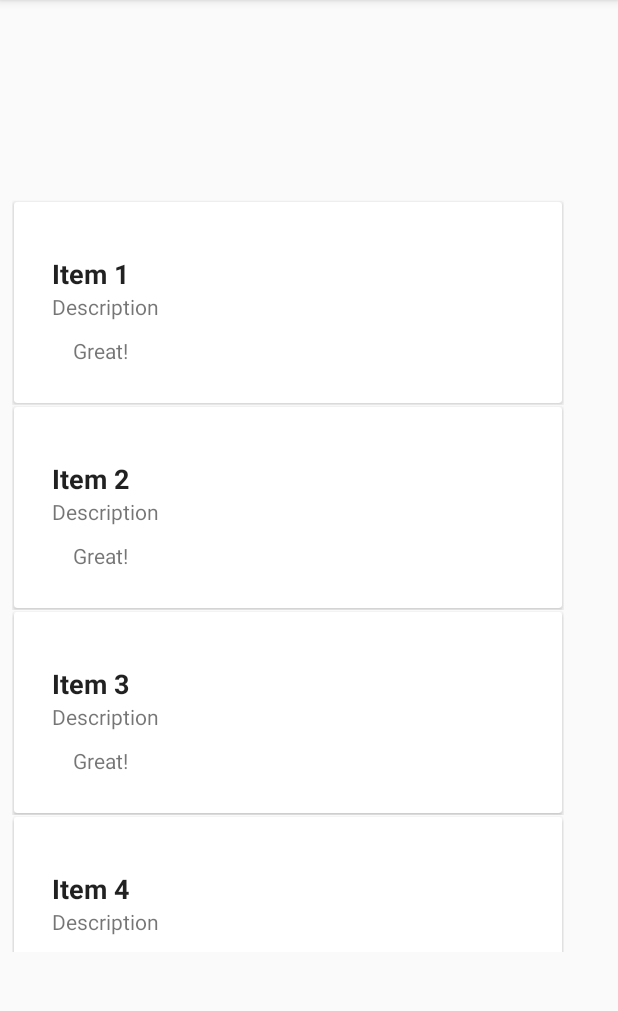
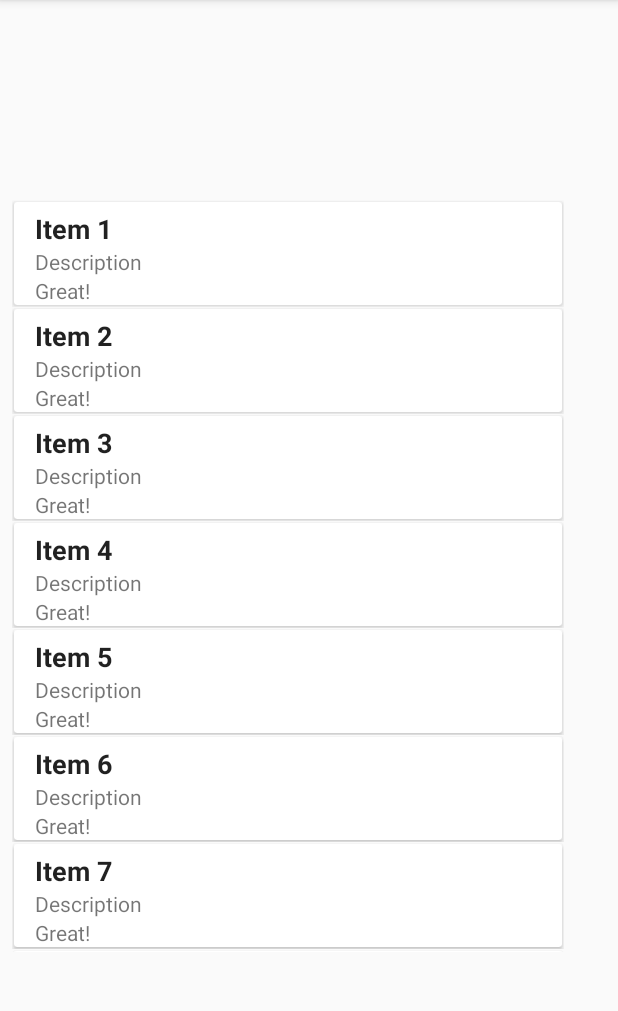
Before and after one commit to KristaBalling/RecyclerView, an Android app: the screen it shows after launch (MainActivity), on a phone screen of 412 x 824 dp, the part 84-1095 px from its top. Run offline under Robolectric (Android 15) with nearby library versions, the phone set to English and light mode, and no system bars.

Commit message:
adjusting padding size, moved to LinearLayout

```diff
--- a/app/src/main/res/layout/list_row.xml
+++ b/app/src/main/res/layout/list_row.xml
@@ -14,13 +14,13 @@
             android:layout_width="match_parent"
             android:layout_height="wrap_content"
             android:orientation="vertical"
-            android:padding="25dp">
+            android:paddingTop="5dp"
+            android:paddingLeft="14dp">
     <TextView
         android:id="@+id/title"
         android:layout_width="wrap_content"
         android:layout_height="wrap_content"
         android:layout_weight="1"
-        android:paddingTop="10dp"
         android:text="Title"
         android:textStyle="bold"
         android:textSize="18sp"
@@ -36,8 +36,6 @@
         <TextView
             android:id="@+id/rating"
             android:text="Great!"
-            android:paddingTop="10dp"
-            android:paddingLeft="14dp"
             android:layout_width="match_parent"
             android:layout_height="wrap_content" />
 
```
